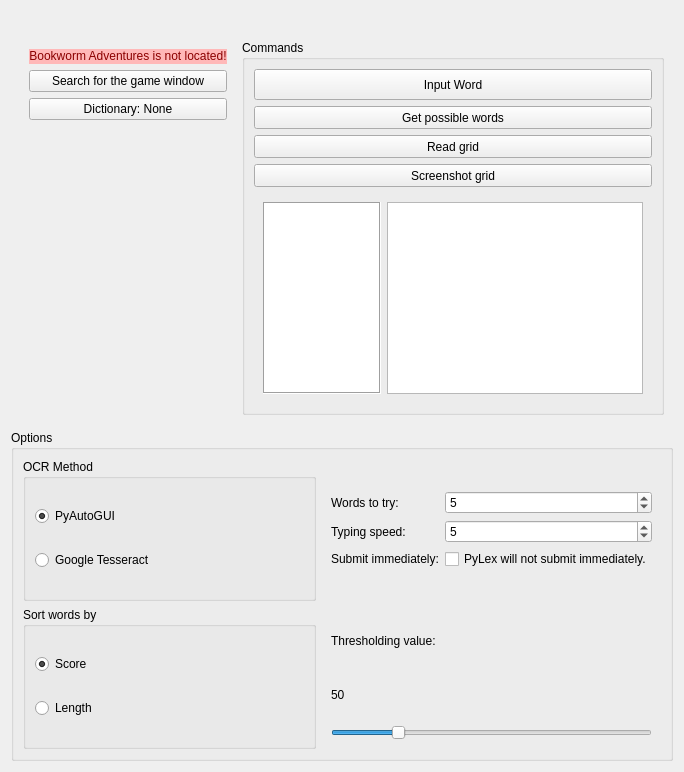
This is form.ui in mb2g17/PyLex as Qt 5 draws it before an edit. The edited form follows.
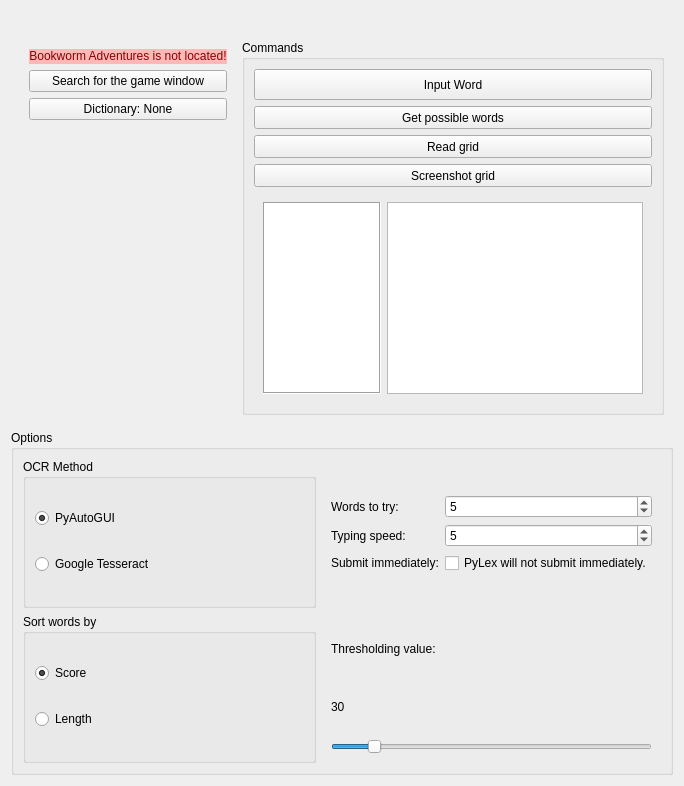
This is the edited form. Icons and pictures are not drawn.

The edit to the form file:
```diff
--- a/form.ui
+++ b/form.ui
@@ -7,7 +7,7 @@
     <x>0</x>
     <y>0</y>
     <width>684</width>
-    <height>772</height>
+    <height>786</height>
    </rect>
   </property>
   <property name="windowTitle">
@@ -541,7 +541,7 @@
          <item>
           <widget class="QLabel" name="tesseractThresholdNumber">
            <property name="text">
-            <string>50</string>
+            <string>30</string>
            </property>
           </widget>
          </item>
@@ -557,7 +557,7 @@
             <number>255</number>
            </property>
            <property name="value">
-            <number>50</number>
+            <number>30</number>
            </property>
            <property name="orientation">
             <enum>Qt::Horizontal</enum>
```
